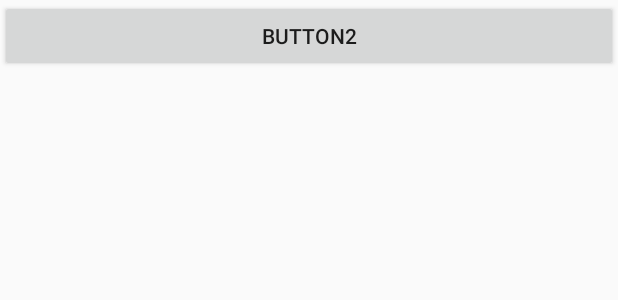
After one commit to panbindev/ActivityTest, an Android app: the layout activity_second.xml on its own in the app's theme, with its tools: preview values and no code run, on a phone screen of 412 x 824 dp. The commit adds this screen. Shown: the top 300 px of the screen. Run offline under Robolectric (Android 15) with nearby library versions, the phone set to English and light mode, and no system bars.

Commit message:
使用显式Intent

```diff
--- a/app/src/main/AndroidManifest.xml
+++ b/app/src/main/AndroidManifest.xml
@@ -11,10 +11,12 @@
         <activity android:name=".FirstActivity">
             android.label="This is FirstActivity"
             <intent-filter>
-                <action android:name="android.intent.action.MAIN"/>
-                <category android:name="android.intent.category.LAUNCHER"/>
+                <action android:name="android.intent.action.MAIN" />
+
+                <category android:name="android.intent.category.LAUNCHER" />
             </intent-filter>
         </activity>
+        <activity android:name=".SecondActivity"></activity>
     </application>
 
 </manifest>
--- a/app/src/main/java/com/lancelot/activitytest/FirstActivity.java
+++ b/app/src/main/java/com/lancelot/activitytest/FirstActivity.java
@@ -1,5 +1,6 @@
 package com.lancelot.activitytest;
 
+import android.content.Intent;
 import android.support.v7.app.AppCompatActivity;
 import android.os.Bundle;
 import android.view.*;
@@ -19,7 +20,9 @@ public class FirstActivity extends AppCompatActivity {
             @Override
             public void onClick(View v){
 //                Toast.makeText(FirstActivity.this, "You clicked Button1", Toast.LENGTH_SHORT).show();
-                finish();
+//                finish();
+                Intent intent = new Intent(FirstActivity.this,SecondActivity.class);
+                startActivity(intent);
             }
         });
     }
--- /dev/null
+++ b/app/src/main/res/layout/activity_second.xml
@@ -0,0 +1,25 @@
+<?xml version="1.0" encoding="utf-8"?>
+<!--<RelativeLayout xmlns:android="http://schemas.android.com/apk/res/android"-->
+    <!--xmlns:tools="http://schemas.android.com/tools"-->
+    <!--android:id="@+id/activity_second"-->
+    <!--android:layout_width="match_parent"-->
+    <!--android:layout_height="match_parent"-->
+    <!--android:paddingBottom="@dimen/activity_vertical_margin"-->
+    <!--android:paddingLeft="@dimen/activity_horizontal_margin"-->
+    <!--android:paddingRight="@dimen/activity_horizontal_margin"-->
+    <!--android:paddingTop="@dimen/activity_vertical_margin"-->
+    <!--tools:context="com.lancelot.activitytest.SecondActivity">-->
+
+<!--</RelativeLayout>-->
+
+<LinearLayout xmlns:android="http://schemas.android.com/apk/res/android"
+    android:orientation="vertical"
+    android:layout_width="match_parent"
+    android:layout_height="match_parent">
+
+    <Button
+        android:text="Button2"
+        android:layout_width="match_parent"
+        android:layout_height="wrap_content"
+        android:id="@+id/button2" />
+</LinearLayout>
--- /dev/null
+++ b/app/src/main/res/values-w820dp/dimens.xml
@@ -0,0 +1,6 @@
+<resources>
+    <!-- Example customization of dimensions originally defined in res/values/dimens.xml
+         (such as screen margins) for screens with more than 820dp of available width. This
+         would include 7" and 10" devices in landscape (~960dp and ~1280dp respectively). -->
+    <dimen name="activity_horizontal_margin">64dp</dimen>
+</resources>
--- /dev/null
+++ b/app/src/main/res/values/dimens.xml
@@ -0,0 +1,5 @@
+<resources>
+    <!-- Default screen margins, per the Android Design guidelines. -->
+    <dimen name="activity_horizontal_margin">16dp</dimen>
+    <dimen name="activity_vertical_margin">16dp</dimen>
+</resources>
```
Also changed, not shown: app/src/main/java/com/lancelot/activitytest/SecondActivity.java (added, +13 -0 lines).
